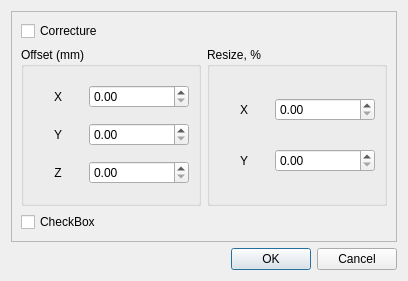
Above: sources/forms/CuttingCalc.ui from eduard-x/cnc-qt before the change. Below: the same form after it.
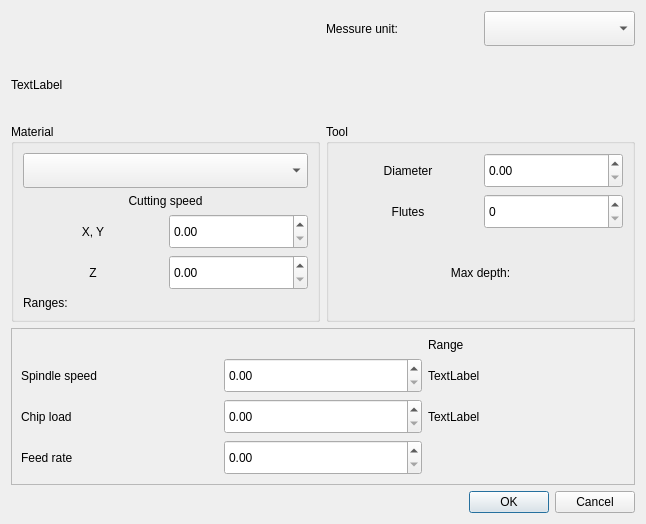
That is the form after the change.

Commit message: additional class for cutting calculations

The edit to the form file:
```diff
--- a/sources/forms/CuttingCalc.ui
+++ b/sources/forms/CuttingCalc.ui
@@ -6,15 +6,15 @@
    <rect>
     <x>0</x>
     <y>0</y>
-    <width>408</width>
-    <height>281</height>
+    <width>646</width>
+    <height>524</height>
    </rect>
   </property>
   <property name="windowTitle">
    <string>Dialog</string>
   </property>
   <layout class="QGridLayout" name="gridLayout">
-   <item row="2" column="0" colspan="2">
+   <item row="5" column="0" colspan="4">
     <widget class="QDialogButtonBox" name="buttonBox">
      <property name="orientation">
       <enum>Qt::Horizontal</enum>
@@ -24,7 +24,7 @@
      </property>
     </widget>
    </item>
-   <item row="0" column="0" rowspan="2" colspan="2">
+   <item row="3" column="0" rowspan="2" colspan="4">
     <widget class="QFrame" name="frame">
      <property name="minimumSize">
       <size>
@@ -39,60 +39,153 @@
       <enum>QFrame::Raised</enum>
      </property>
      <layout class="QGridLayout" name="gridLayout_4">
-      <item row="0" column="0" colspan="2">
-       <widget class="QCheckBox" name="checkCorrecture">
-        <property name="text">
-         <string>Correcture</string>
-        </property>
-       </widget>
-      </item>
       <item row="1" column="0">
-       <widget class="QGroupBox" name="groupOffset">
+       <widget class="QLabel" name="labelSpendleSpeed">
+        <property name="text">
+         <string>Spindle speed</string>
+        </property>
+       </widget>
+      </item>
+      <item row="1" column="1">
+       <widget class="QDoubleSpinBox" name="doubleSpinSpindleSpeed">
+        <property name="minimumSize">
+         <size>
+          <width>0</width>
+          <height>35</height>
+         </size>
+        </property>
+       </widget>
+      </item>
+      <item row="1" column="2">
+       <widget class="QLabel" name="labelRangeSpindle">
+        <property name="text">
+         <string>TextLabel</string>
+        </property>
+       </widget>
+      </item>
+      <item row="2" column="0">
+       <widget class="QLabel" name="labelChipLoad">
+        <property name="text">
+         <string>Chip load</string>
+        </property>
+       </widget>
+      </item>
+      <item row="0" column="2">
+       <widget class="QLabel" name="labelRange">
+        <property name="text">
+         <string>Range</string>
+        </property>
+       </widget>
+      </item>
+      <item row="2" column="1">
+       <widget class="QDoubleSpinBox" name="doubleSpinChipLoad">
+        <property name="minimumSize">
+         <size>
+          <width>0</width>
+          <height>35</height>
+         </size>
+        </property>
+       </widget>
+      </item>
+      <item row="2" column="2">
+       <widget class="QLabel" name="labelRangeChipLoad">
+        <property name="text">
+         <string>TextLabel</string>
+        </property>
+       </widget>
+      </item>
+      <item row="3" column="0">
+       <widget class="QLabel" name="labelFeedRate">
+        <property name="text">
+         <string>Feed rate</string>
+        </property>
+       </widget>
+      </item>
+      <item row="3" column="1">
+       <widget class="QDoubleSpinBox" name="doubleSpinFeedRate">
+        <property name="minimumSize">
+         <size>
+          <width>0</width>
+          <height>35</height>
+         </size>
+        </property>
+       </widget>
+      </item>
+     </layout>
+    </widget>
+   </item>
+   <item row="0" column="3">
+    <widget class="QComboBox" name="comboUnit">
+     <property name="minimumSize">
+      <size>
+       <width>0</width>
+       <height>35</height>
+      </size>
+     </property>
+    </widget>
+   </item>
+   <item row="2" column="0" colspan="2">
+    <widget class="QGroupBox" name="groupMaterial">
         <property name="title">
-         <string>Offset (mm)</string>
-        </property>
-        <layout class="QGridLayout" name="gridLayout_3">
-         <item row="0" column="0">
-          <widget class="QLabel" name="label_2">
+      <string>Material</string>
+     </property>
+     <layout class="QVBoxLayout" name="verticalLayout">
+      <item>
+       <widget class="QComboBox" name="comboMaterial">
+        <property name="minimumSize">
+         <size>
+          <width>0</width>
+          <height>35</height>
+         </size>
+        </property>
+       </widget>
+      </item>
+      <item>
+       <widget class="QLabel" name="labelCuttingSpeed">
+        <property name="contextMenuPolicy">
+         <enum>Qt::CustomContextMenu</enum>
+        </property>
+        <property name="frameShape">
+         <enum>QFrame::NoFrame</enum>
+        </property>
            <property name="text">
-            <string>X</string>
+         <string>Cutting speed</string>
+        </property>
+        <property name="scaledContents">
+         <bool>false</bool>
            </property>
            <property name="alignment">
             <set>Qt::AlignCenter</set>
            </property>
           </widget>
          </item>
-         <item row="0" column="1">
-          <widget class="QDoubleSpinBox" name="doubleSpinOffsetX">
-           <property name="minimumSize">
-            <size>
-             <width>100</width>
-             <height>0</height>
-            </size>
-           </property>
-          </widget>
-         </item>
-         <item row="1" column="0">
+      <item>
+       <layout class="QHBoxLayout" name="horizontalLayout">
+        <item>
           <widget class="QLabel" name="label_3">
            <property name="text">
-            <string>Y</string>
+           <string>X, Y</string>
            </property>
            <property name="alignment">
             <set>Qt::AlignCenter</set>
            </property>
           </widget>
          </item>
-         <item row="1" column="1">
-          <widget class="QDoubleSpinBox" name="doubleSpinOffsetY">
+        <item>
+         <widget class="QDoubleSpinBox" name="doubleSpinXY">
            <property name="minimumSize">
             <size>
              <width>100</width>
-             <height>0</height>
+            <height>35</height>
             </size>
            </property>
           </widget>
          </item>
-         <item row="2" column="0">
+       </layout>
+      </item>
+      <item>
+       <layout class="QHBoxLayout" name="horizontalLayout_2">
+        <item>
           <widget class="QLabel" name="label_4">
            <property name="text">
             <string>Z</string>
@@ -102,78 +195,118 @@
            </property>
           </widget>
          </item>
-         <item row="2" column="1">
-          <widget class="QDoubleSpinBox" name="doubleSpinOffsetZ">
+        <item>
+         <widget class="QDoubleSpinBox" name="doubleSpinZ">
            <property name="minimumSize">
             <size>
              <width>100</width>
-             <height>0</height>
+            <height>35</height>
             </size>
            </property>
           </widget>
          </item>
         </layout>
+      </item>
+      <item>
+       <widget class="QLabel" name="labelCuttingRange">
+        <property name="text">
+         <string>Ranges:</string>
+        </property>
        </widget>
       </item>
-      <item row="1" column="1">
-       <widget class="QGroupBox" name="groupResize">
+     </layout>
+    </widget>
+   </item>
+   <item row="0" column="2">
+    <widget class="QLabel" name="labelUnit">
+     <property name="text">
+      <string>Messure unit:</string>
+     </property>
+    </widget>
+   </item>
+   <item row="2" column="2" colspan="2">
+    <widget class="QGroupBox" name="groupTool">
         <property name="title">
-         <string>Resize, %</string>
-        </property>
-        <layout class="QGridLayout" name="gridLayout_2">
-         <item row="0" column="0">
-          <widget class="QLabel" name="label_5">
+      <string>Tool</string>
+     </property>
+     <layout class="QVBoxLayout" name="verticalLayout_2">
+      <item>
+       <layout class="QHBoxLayout" name="horizontalLayout_3">
+        <item>
+         <widget class="QLabel" name="labelDiameter">
            <property name="text">
-            <string>X</string>
+           <string>Diameter</string>
            </property>
            <property name="alignment">
             <set>Qt::AlignCenter</set>
            </property>
           </widget>
          </item>
-         <item row="0" column="1">
-          <widget class="QDoubleSpinBox" name="doubleSpinResizeX">
+        <item>
+         <widget class="QDoubleSpinBox" name="doubleSpinDiameter">
            <property name="minimumSize">
             <size>
              <width>100</width>
-             <height>0</height>
+            <height>35</height>
             </size>
            </property>
           </widget>
          </item>
-         <item row="1" column="0">
-          <widget class="QLabel" name="label_7">
+       </layout>
+      </item>
+      <item>
+       <layout class="QHBoxLayout" name="horizontalLayout_4">
+        <item>
+         <widget class="QLabel" name="labelFlutes">
            <property name="text">
-            <string>Y</string>
+           <string>Flutes</string>
            </property>
            <property name="alignment">
             <set>Qt::AlignCenter</set>
            </property>
           </widget>
          </item>
-         <item row="1" column="1">
-          <widget class="QDoubleSpinBox" name="doubleSpinResizeY">
+        <item>
+         <widget class="QSpinBox" name="doubleSpinFlutes">
            <property name="minimumSize">
             <size>
              <width>100</width>
-             <height>0</height>
+            <height>35</height>
             </size>
            </property>
           </widget>
          </item>
         </layout>
-       </widget>
       </item>
-      <item row="2" column="0">
-       <widget class="QCheckBox" name="checkBoxZ">
+      <item>
+       <widget class="QLabel" name="labelDepth">
         <property name="text">
-         <string>CheckBox</string>
+         <string>Max depth:</string>
         </property>
+        <property name="alignment">
+         <set>Qt::AlignCenter</set>
+        </property>
        </widget>
       </item>
      </layout>
     </widget>
    </item>
+   <item row="1" column="0" colspan="4">
+    <widget class="QLabel" name="labelInfo">
+     <property name="minimumSize">
+      <size>
+       <width>0</width>
+       <height>50</height>
+      </size>
+     </property>
+     <property name="frameShape">
+      <enum>QFrame::NoFrame</enum>
+     </property>
+     <property name="text">
+      <string>TextLabel</string>
+     </property>
+    </widget>
+   </item>
   </layout>
  </widget>
  <resources/>
```
Lines whose indentation alone changed are shown as unchanged. The commit also changes 8 other files.
